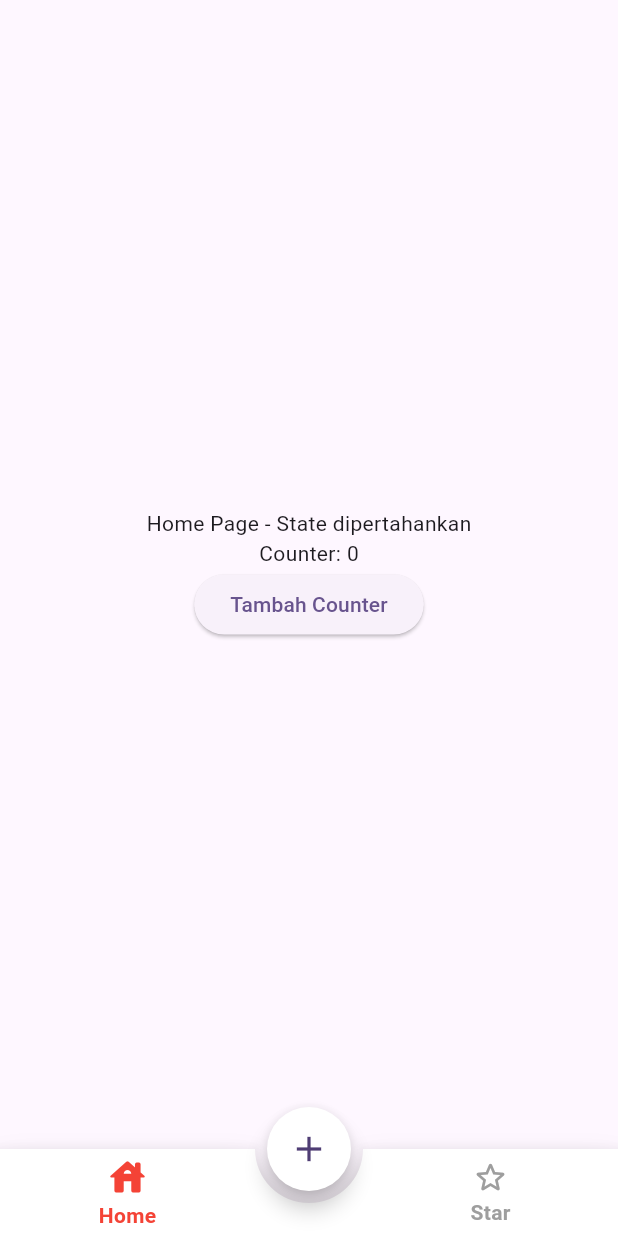
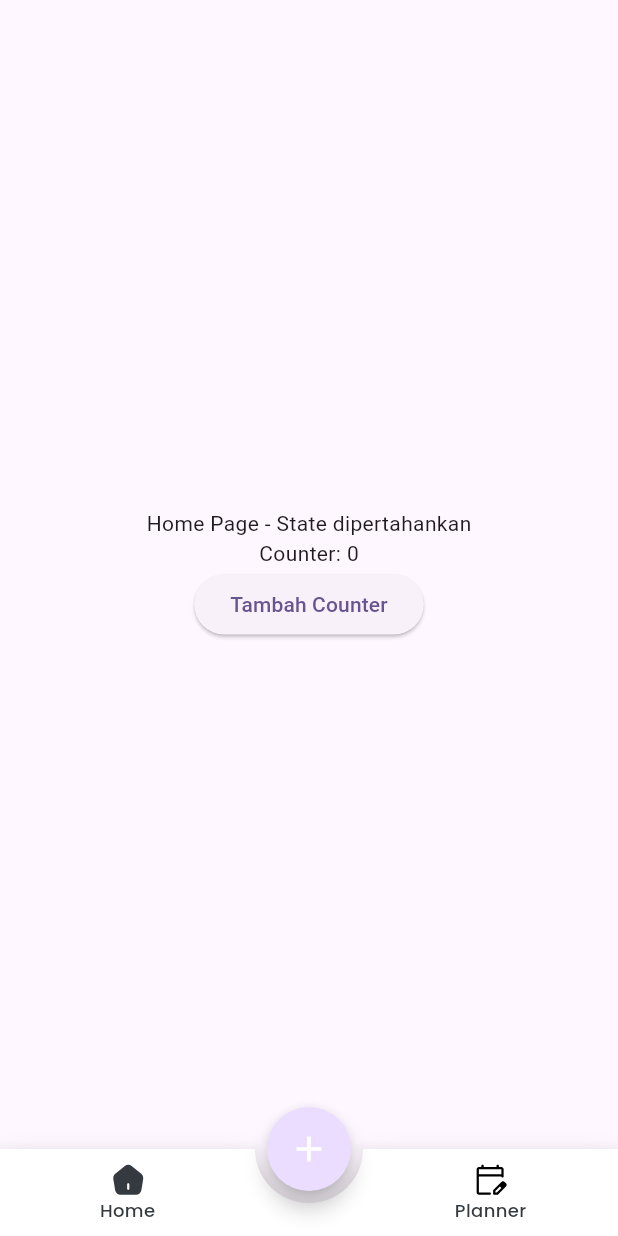
Before and after one commit to Modisch-PENS/modisch_mobile_v2, a Flutter app: the screen it shows after launch, on a phone screen of 412 x 824 dp. Run offline on Flutter 3.47's test engine with Material 3 defaults, Android fonts, the phone set to English and light mode, and no system bars; drawn by our look-alikes of stylish_bottom_bar; our stand-ins replace flutter_svg, go_router, google_fonts; statements that could not run were skipped.

Commit message:
fix bottom navbar style and add constants

```diff
--- /dev/null
+++ b/lib/core/constants/colors.dart
@@ -0,0 +1,18 @@
+import 'package:flutter/material.dart';
+
+class AppColors {
+  static const Color primary = Color(0xFFFFFFFF); // Ungu utama
+  static const Color secondary = Color(0xFF8BA1C2);
+  static const Color secondaryVariant = Color(0xFF4C6A96);
+  static const Color fontActive = Color(0xFF343A40);
+  static const Color background = Color(0xFFF7F7F7); // Abu muda
+  static const Color disabled = Color(0xFFD9D9D9);
+  static const Color outline = Color(0xFFFCFCFC);
+  static const Color error = Color(0xFFB00020);
+
+  static const Color onPrimary = Color(0xFFFFFFFF);
+  static const Color onSecondary = Color(0xFF000000);
+  static const Color onBackground = Color(0xFF000000);
+  static const Color onSurface = Color(0xFF000000);
+  static const Color onError = Color(0xFFFFFFFF);
+}
--- /dev/null
+++ b/lib/core/constants/typography.dart
@@ -0,0 +1,42 @@
+// lib/constants/typography.dart
+import 'package:flutter/material.dart';
+import 'package:google_fonts/google_fonts.dart';
+import 'package:modisch/core/constants/colors.dart';
+
+class AppTypography {
+  static final TextStyle heading1 = GoogleFonts.poppins(
+    fontSize: 32,
+    fontWeight: FontWeight.bold,
+    color: Colors.black,
+  );
+
+  static final TextStyle heading2 = GoogleFonts.poppins(
+    fontSize: 24,
+    fontWeight: FontWeight.w600,
+    color: Colors.black87,
+  );
+
+  static final TextStyle bodyText = GoogleFonts.poppins(
+    fontSize: 16,
+    fontWeight: FontWeight.normal,
+    color: Colors.black87,
+  );
+
+  static final TextStyle caption = GoogleFonts.poppins(
+    fontSize: 12,
+    fontWeight: FontWeight.w400,
+    color: Colors.grey,
+  );
+
+  static final TextStyle button = GoogleFonts.poppins(
+    fontSize: 14,
+    fontWeight: FontWeight.w600,
+    color: Colors.white,
+  );
+
+  static final TextStyle navbar = GoogleFonts.poppins(
+    fontSize: 12,
+    fontWeight: FontWeight.w500,
+    color: AppColors.fontActive,
+  );
+}
--- a/lib/core/router/router.dart
+++ b/lib/core/router/router.dart
@@ -7,27 +7,39 @@
   initialLocation: '/home',
   routes: [
     StatefulShellRoute.indexedStack(
-      builder: (context, state, navigationShell) => MainPage(navigationShell: navigationShell),
+      builder: (context, state, navigationShell) =>
+          MainPage(navigationShell: navigationShell),
       branches: [
-        // Branch pertama untuk tab Home
         StatefulShellBranch(
           routes: [
             GoRoute(
               path: '/home',
+              name: 'home',
               builder: (context, state) => const HomePage(),
+              routes: [
+                GoRoute(
+                  path: '/wardrobe',
+                  name: 'wardrobe',
+                  builder: (context, state) => const HomePage(),
+                ),
+                GoRoute(
+                  path: '/outfit',
+
+                  builder: (context, state) => const HomePage(),
+                ),
+              ],
             ),
-          ]
+          ],
         ),
-        // Branch kedua untuk tab Planner
         StatefulShellBranch(
           routes: [
             GoRoute(
               path: '/planner',
               builder: (context, state) => const PlannerPage(),
             ),
-          ]
-        )
-      ]
-    )
-  ]
+          ],
+        ),
+      ],
+    ),
+  ],
 );
--- a/lib/features/main/constants/navigation_items.dart
+++ b/lib/features/main/constants/navigation_items.dart
@@ -1,20 +1,22 @@
 import 'package:flutter/material.dart';
+import 'package:flutter_svg/svg.dart';
+import 'package:modisch/core/constants/colors.dart';
+import 'package:modisch/core/constants/typography.dart';
 import 'package:stylish_bottom_bar/stylish_bottom_bar.dart';
 
 class NavigationItems {
   static List<BottomBarItem> bottomBarItems = [
     BottomBarItem(
-      icon: const Icon(Icons.house_outlined),
-      selectedIcon: const Icon(Icons.house_rounded),
-      selectedColor: Colors.red,
-      unSelectedColor: Colors.grey,
-      title: const Text('Home'),
+      icon: SvgPicture.asset('assets/icons/navbar/home.svg'),
+      selectedIcon: SvgPicture.asset('assets/icons/navbar/home_active.svg'),
+      selectedColor: AppColors.fontActive,
+      title: Text('Home', style: AppTypography.navbar),
     ),
     BottomBarItem(
-      icon: const Icon(Icons.star_border_rounded),
-      selectedIcon: const Icon(Icons.star_rounded),
-      selectedColor: Colors.red,
-      title: const Text('Star'),
+      icon: SvgPicture.asset('assets/icons/navbar/planner.svg'),
+      selectedIcon: SvgPicture.asset('assets/icons/navbar/planner_active.svg'),
+      selectedColor: AppColors.fontActive,
+      title: Text('Planner', style: AppTypography.navbar),
     ),
   ];
 }
--- a/lib/features/main/widget/bottom_bar/stylish_bottom_bar_wrapper.dart
+++ b/lib/features/main/widget/bottom_bar/stylish_bottom_bar_wrapper.dart
@@ -19,7 +19,6 @@
       onBeforeNavigation!();
     }
 
-    // Perform the navigation
     navigationShell.goBranch(
       index,
       initialLocation: index == navigationShell.currentIndex,
@@ -30,7 +29,7 @@
   Widget build(BuildContext context) {
     return StylishBottomBar(
       items: NavigationItems.bottomBarItems,
-      option: AnimatedBarOptions(iconStyle: IconStyle.Default),
+      option: AnimatedBarOptions(iconStyle: IconStyle.Default, padding: EdgeInsets.all(8.0)),
       hasNotch: true,
       fabLocation: StylishBarFabLocation.center,
       currentIndex: navigationShell.currentIndex,
--- a/lib/features/main/widget/fab/animated_fab.dart
+++ b/lib/features/main/widget/fab/animated_fab.dart
@@ -1,4 +1,5 @@
 import 'package:flutter/material.dart';
+import 'package:modisch/core/constants/colors.dart';
 
 class AnimatedFAB extends StatelessWidget {
   final bool isMenuVisible;
@@ -16,10 +17,10 @@
       turns: isMenuVisible ? 0.240 : 0,
       duration: const Duration(milliseconds: 250),
       child: FloatingActionButton(
-        backgroundColor: Colors.white,
+        backgroundColor: AppColors.secondaryVariant,
         shape: const CircleBorder(),
         onPressed: onPressed,
-        child: Icon(isMenuVisible ? Icons.close : Icons.add, size: 28),
+        child: Icon(isMenuVisible ? Icons.close : Icons.add, size: 28, color: AppColors.primary,),
       ),
     );
   }
```
Also changed, not shown: pubspec.yaml (+6 -3 lines), assets/icons/navbar/home.svg (added), assets/icons/navbar/home_active.svg (added), assets/icons/navbar/planner.svg (added), assets/icons/navbar/planner_active.svg (added), pubspec.lock, 1 other file.
